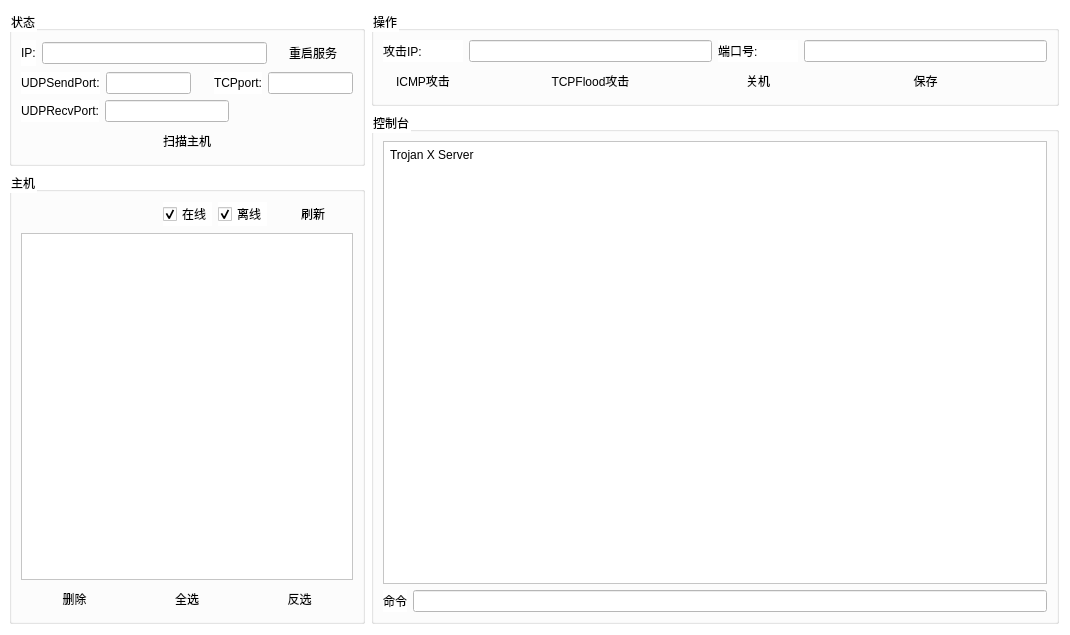
First picture: the form in ServerUI.ui, repository oxhc/Trojan_X, before the edit.
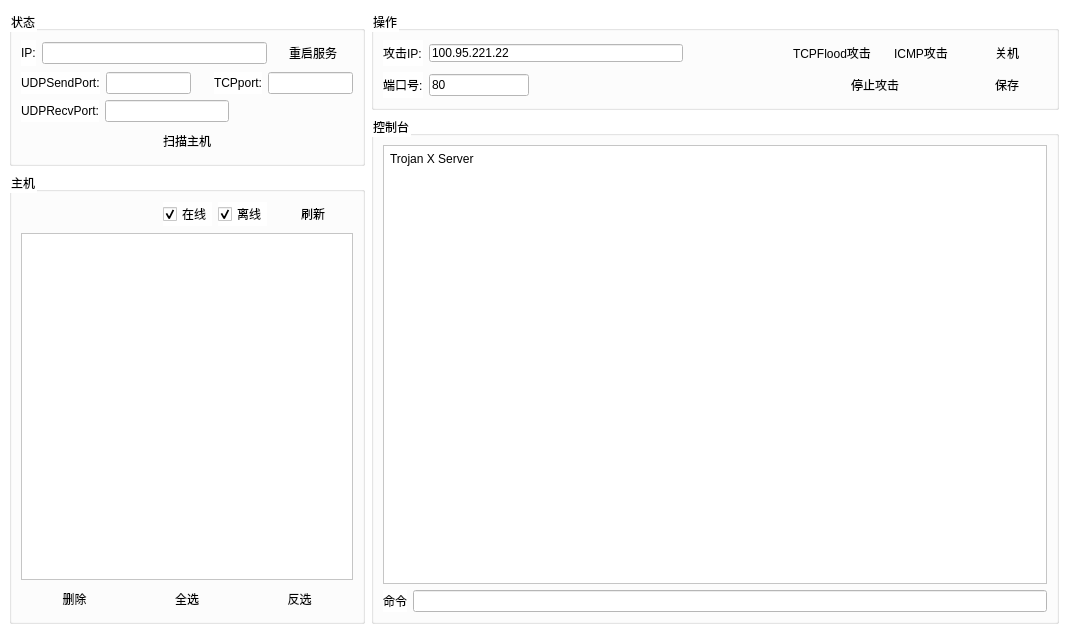
Second picture: the form after the edit.

Patch:
```diff
--- a/ServerUI.ui
+++ b/ServerUI.ui
@@ -283,7 +283,56 @@
        <layout class="QVBoxLayout" name="verticalLayout_3">
         <item>
          <layout class="QGridLayout" name="gridLayout">
+          <item row="2" column="0">
+           <widget class="QLabel" name="label_5">
+            <property name="text">
+             <string>端口号:</string>
+            </property>
+           </widget>
+          </item>
+          <item row="0" column="6">
+           <widget class="QPushButton" name="shutdownButton">
+            <property name="text">
+             <string>关机</string>
+            </property>
+            <property name="default">
+             <bool>true</bool>
+            </property>
+            <property name="flat">
+             <bool>true</bool>
+            </property>
+           </widget>
+          </item>
+          <item row="2" column="6">
+           <widget class="QPushButton" name="saveButton">
+            <property name="text">
+             <string>保存</string>
+            </property>
+            <property name="default">
+             <bool>true</bool>
+            </property>
+            <property name="flat">
+             <bool>true</bool>
+            </property>
+           </widget>
+          </item>
           <item row="0" column="1">
+           <widget class="QLineEdit" name="attack_ip">
+            <property name="maximumSize">
+             <size>
+              <width>16777215</width>
+              <height>16777215</height>
+             </size>
+            </property>
+            <property name="styleSheet">
+             <string notr="true">margin-right:100px;</string>
+            </property>
+            <property name="text">
+             <string>100.95.221.22</string>
+            </property>
+           </widget>
+          </item>
+          <item row="0" column="0">
            <widget class="QLabel" name="label">
             <property name="text">
              <string>攻击IP:</string>
@@ -291,6 +340,19 @@
            </widget>
           </item>
           <item row="2" column="1">
+           <widget class="QLineEdit" name="attack_port">
+            <property name="maximumSize">
+             <size>
+              <width>100</width>
+              <height>16777215</height>
+             </size>
+            </property>
+            <property name="text">
+             <string>80</string>
+            </property>
+           </widget>
+          </item>
+          <item row="0" column="5">
            <widget class="QPushButton" name="icmpButton">
             <property name="text">
              <string>ICMP攻击</string>
@@ -303,10 +365,10 @@
             </property>
            </widget>
           </item>
-          <item row="2" column="3">
-           <widget class="QPushButton" name="shutdownButton">
+          <item row="2" column="2" colspan="4">
+           <widget class="QPushButton" name="stopbutton">
             <property name="text">
-             <string>关机</string>
+             <string>停止攻击</string>
             </property>
             <property name="default">
              <bool>true</bool>
@@ -316,21 +378,8 @@
             </property>
            </widget>
           </item>
-          <item row="0" column="2">
-           <widget class="QLineEdit" name="lineEdit_2"/>
-          </item>
-          <item row="0" column="3">
-           <widget class="QLabel" name="label_5">
-            <property name="text">
-             <string>端口号:</string>
-            </property>
-           </widget>
-          </item>
-          <item row="0" column="4">
-           <widget class="QLineEdit" name="lineEdit_4"/>
-          </item>
-          <item row="2" column="2">
-           <widget class="QPushButton" name="pushButton_4">
+          <item row="0" column="2" colspan="3">
+           <widget class="QPushButton" name="tcpfloodbutton">
             <property name="text">
              <string>TCPFlood攻击</string>
             </property>
@@ -342,19 +391,6 @@
             </property>
            </widget>
           </item>
-          <item row="2" column="4">
-           <widget class="QPushButton" name="saveButton">
-            <property name="text">
-             <string>保存</string>
-            </property>
-            <property name="default">
-             <bool>true</bool>
-            </property>
-            <property name="flat">
-             <bool>true</bool>
-            </property>
-           </widget>
-          </item>
          </layout>
         </item>
        </layout>
```
